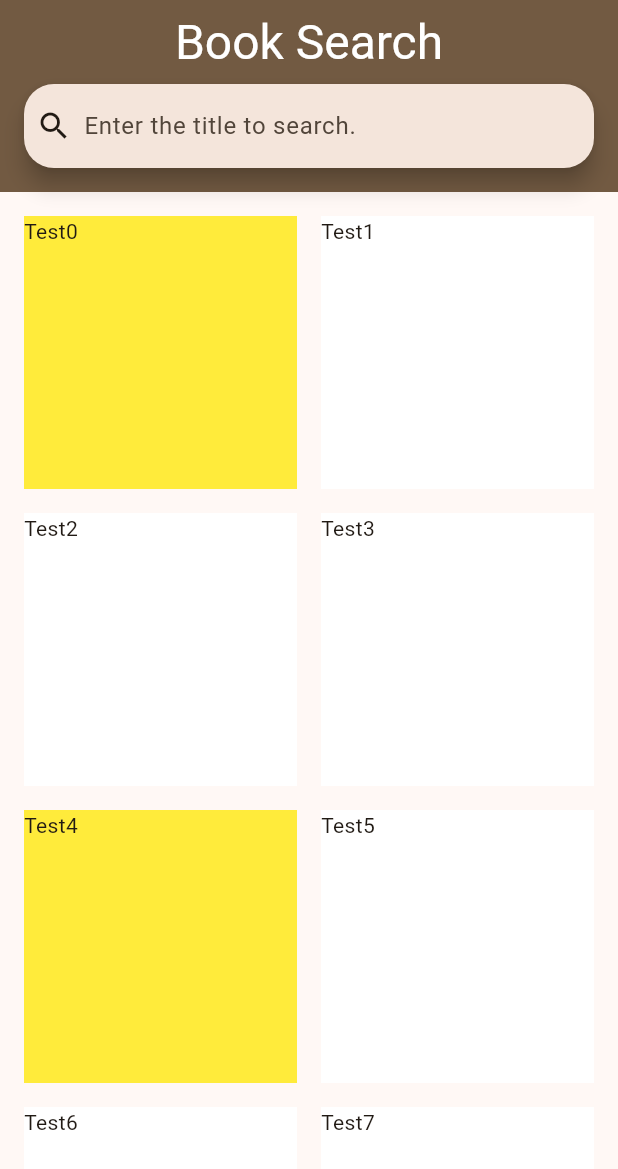
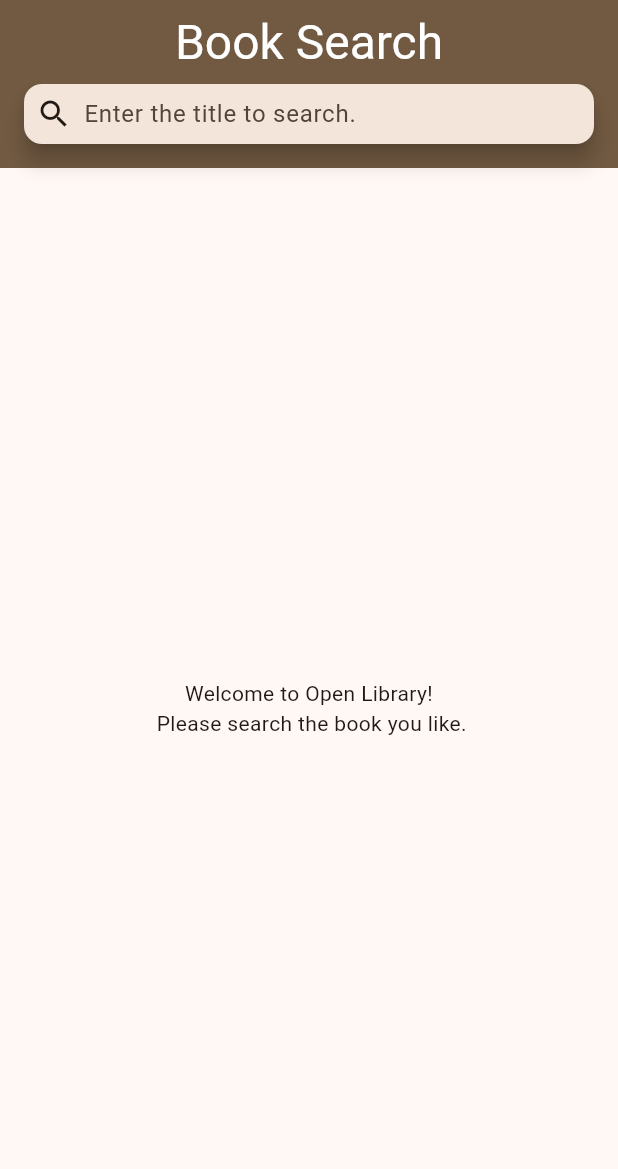
Before and after one commit to Jathinesh-K/flutter_app_assignment, a Flutter app: the screen it shows after launch, on a phone screen of 412 x 824 dp. Shown: the top 1169 px of the screen. Run offline on Flutter 3.47's test engine with Material 3 defaults, Android fonts, the phone set to English and light mode, and no system bars; our stand-ins replace freezed_annotation, go_router.

Commit message:
build UI for search screen

```diff
--- a/book_finder/lib/data/datasources/book_remote_data_source.dart
+++ b/book_finder/lib/data/datasources/book_remote_data_source.dart
@@ -12,14 +12,14 @@ abstract class BookRemoteDataSource {
 class BookRemoteDataSourceImpl implements BookRemoteDataSource {
   final http.Client _client;
 
-  BookRemoteDataSourceImpl(this._client);
+  BookRemoteDataSourceImpl({required http.Client client}) : _client = client;
 
   @override
   Future<List<BookPreview>> getBooks(String title, int page) async {
     final response = await _client.get(
       Uri.parse(
         '${AppConstants.openLibraryBaseUrl}/search.json',
-      ).replace(queryParameters: {'title': title, 'page': page.toString(),}),
+      ).replace(queryParameters: {'title': title, 'page': page.toString()}),
     );
 
     if (response.statusCode == 200) {
--- a/book_finder/lib/data/repositories/book_repository_impl.dart
+++ b/book_finder/lib/data/repositories/book_repository_impl.dart
@@ -32,5 +32,6 @@ extension _BookX on BookPreview {
     key: key,
     title: title,
     authorName: authorName.isNotEmpty ? authorName.first : '',
+    coverImageId: coverI?.toString() ?? '',
   );
 }
--- a/book_finder/lib/domain/models/book_search/book.dart
+++ b/book_finder/lib/domain/models/book_search/book.dart
@@ -9,8 +9,8 @@ abstract class Book with _$Book {
     required String key,
     required String title,
     required String authorName,
+    required String coverImageId,
   }) = _Book;
 
-  factory Book.fromJson(Map<String, dynamic> json) =>
-      _$BookFromJson(json);
+  factory Book.fromJson(Map<String, dynamic> json) => _$BookFromJson(json);
 }
--- a/book_finder/lib/domain/use_cases/get_books.dart
+++ b/book_finder/lib/domain/use_cases/get_books.dart
@@ -5,7 +5,8 @@ import '../../utils/result.dart';
 class GetBooksUseCase {
   final BookRepository _bookRepository;
 
-  GetBooksUseCase(this._bookRepository);
+  GetBooksUseCase({required BookRepository bookRepository})
+    : _bookRepository = bookRepository;
 
   Future<Result<List<Book>>> getBooks(String title, int page) {
     return _bookRepository.getBooks(title, page);
--- a/book_finder/lib/main.dart
+++ b/book_finder/lib/main.dart
@@ -1,10 +1,11 @@
 import 'package:flutter/material.dart';
+import 'package:provider/provider.dart';
 
+import 'config/dependencies.dart';
 import 'routing/routing.dart';
-import 'ui/book_search/view/book_search_screen.dart';
 
 void main() async {
-  runApp(const MainApp());
+  runApp(MultiProvider(providers: providers, child: const MainApp()));
 }
 
 class MainApp extends StatelessWidget {
--- a/book_finder/lib/routing/routing.dart
+++ b/book_finder/lib/routing/routing.dart
@@ -1,4 +1,5 @@
 import 'package:go_router/go_router.dart';
+import 'package:provider/provider.dart';
 
 import '../ui/book_details/view/book_details_screen.dart';
 import '../ui/book_search/view/book_search_screen.dart';
@@ -9,7 +10,9 @@ GoRouter get router => GoRouter(
   routes: [
     GoRoute(
       path: Routes.home,
-      builder: (context, state) => const BookSearchScreen(),
+      builder: (context, state) {
+        return BookSearchScreen(bookSearchViewModel: context.read());
+      },
       routes: [
         GoRoute(
           path: Routes.bookDetails,
--- a/book_finder/lib/ui/book_details/view/book_details_screen.dart
+++ b/book_finder/lib/ui/book_details/view/book_details_screen.dart
@@ -5,10 +5,6 @@ class BookDetailsScreen extends StatelessWidget {
 
   @override
   Widget build(BuildContext context) {
-    return Scaffold(
-      appBar: AppBar(
-        title: Text('Book Details'),
-      ),
-    );
+    return Scaffold(appBar: AppBar(title: Text('Book Details')));
   }
 }
--- /dev/null
+++ b/book_finder/lib/ui/book_search/view/book_search_bar.dart
@@ -0,0 +1,86 @@
+import 'package:flutter/material.dart';
+
+import '../../../utils/constants.dart';
+import '../view_model/book_search_view_model.dart';
+
+class BookSearchBar extends StatefulWidget implements PreferredSizeWidget {
+  final BookSearchViewModel viewModel;
+  const BookSearchBar({super.key, required this.viewModel});
+
+  @override
+  State<BookSearchBar> createState() => _BookSearchBarState();
+
+  @override
+  Size get preferredSize => Size.fromHeight(SizeConstants.s72);
+}
+
+class _BookSearchBarState extends State<BookSearchBar> {
+  late final TextEditingController _controller;
+  late FocusNode _focusNode;
+  bool _showClearIcon = false;
+
+  @override
+  void initState() {
+    super.initState();
+    _controller = TextEditingController();
+    _controller.addListener(() {
+      if (_controller.text.isNotEmpty && !_showClearIcon) {
+        setState(() {
+          _showClearIcon = true;
+        });
+      } else if (_controller.text.isEmpty && _showClearIcon) {
+        setState(() {
+          _showClearIcon = false;
+        });
+      }
+    });
+    _focusNode = FocusNode();
+  }
+
+  @override
+  void dispose() {
+    _controller.dispose();
+    _focusNode.dispose();
+    super.dispose();
+  }
+
+  @override
+  Widget build(BuildContext context) {
+    return Padding(
+      padding: const EdgeInsets.only(
+        left: SizeConstants.s16,
+        right: SizeConstants.s16,
+        bottom: SizeConstants.s16,
+      ),
+      child: SearchBar(
+        controller: _controller,
+        focusNode: _focusNode,
+        onSubmitted: (value) {
+          widget.viewModel.searchBooks(value);
+        },
+        onTapOutside: (_) {
+          if (_focusNode.hasFocus) {
+            _focusNode.unfocus();
+          }
+        },
+        leading: const Icon(Icons.search),
+        trailing: _showClearIcon
+            ? [
+                IconButton(
+                  icon: Icon(Icons.clear),
+                  onPressed: () {
+                    _controller.clear();
+                  },
+                ),
+              ]
+            : null,
+        hintText: AppConstants.searchBarHint,
+        shape: WidgetStateProperty.all(
+          RoundedRectangleBorder(
+            borderRadius: BorderRadius.circular(SizeConstants.s12),
+          ),
+        ),
+      ),
+    );
+  }
+}
--- a/book_finder/lib/ui/book_search/view/book_search_screen.dart
+++ b/book_finder/lib/ui/book_search/view/book_search_screen.dart
@@ -1,11 +1,14 @@
 import 'package:flutter/material.dart';
-import 'package:go_router/go_router.dart';
 
-import '../../../routing/routes.dart';
 import '../../../utils/constants.dart';
+import '../view_model/book_search_view_model.dart';
+import 'book_preview_card.dart';
+import 'book_search_bar.dart';
 
 class BookSearchScreen extends StatelessWidget {
-  const BookSearchScreen({super.key});
+  final BookSearchViewModel bookSearchViewModel;
+
+  const BookSearchScreen({super.key, required this.bookSearchViewModel});
 
   @override
   Widget build(BuildContext context) {
@@ -27,32 +30,21 @@ class BookSearchScreen extends StatelessWidget {
                     color: theme.colorScheme.onSecondary,
                   ),
                 ),
-                floating: true,
-                snap: true,
                 centerTitle: true,
-                bottom: BookSearchBar(),
+                scrolledUnderElevation: 0,
+                backgroundColor: theme.colorScheme.secondary,
+              ),
+              SliverAppBar(
+                pinned: true,
+                flexibleSpace: BookSearchBar(viewModel: bookSearchViewModel),
                 scrolledUnderElevation: 0,
                 backgroundColor: theme.colorScheme.secondary,
               ),
               DecoratedSliver(
                 decoration: BoxDecoration(color: theme.colorScheme.surface),
                 sliver: SliverPadding(
-                  padding: const EdgeInsets.all(SizeConstants.s16),
-                  sliver: SliverGrid.builder(
-                    gridDelegate: SliverGridDelegateWithFixedCrossAxisCount(
-                      crossAxisCount: 2,
-                      mainAxisSpacing: SizeConstants.s16,
-                      crossAxisSpacing: SizeConstants.s16,
-                    ),
-                    itemCount: 20,
-                    itemBuilder: (context, index) => GestureDetector(
-                      onTap: () => context.go('/book/1'),
-                      child: Container(
-                        color: index % 4 == 0 ? Colors.yellow : Colors.white,
-                        child: GridTile(child: Text('Test$index')),
-                      ),
-                    ),
-                  ),
+                  padding: const EdgeInsets.all(SizeConstants.s8),
+                  sliver: _BookSearchResults(viewModel: bookSearchViewModel),
                 ),
               ),
             ],
@@ -63,48 +55,39 @@ class BookSearchScreen extends StatelessWidget {
   }
 }
 
-class BookSearchBar extends StatefulWidget implements PreferredSizeWidget {
-  const BookSearchBar({super.key});
+class _BookSearchResults extends StatelessWidget {
+  final BookSearchViewModel viewModel;
 
-  @override
-  State<BookSearchBar> createState() => _BookSearchBarState();
-
-  @override
-  Size get preferredSize => Size.fromHeight(SizeConstants.s72);
-}
-
-class _BookSearchBarState extends State<BookSearchBar> {
-  late final TextEditingController _controller;
-  @override
-  void initState() {
-    super.initState();
-    _controller = TextEditingController();
-  }
-
-  @override
-  void dispose() {
-    _controller.dispose();
-    super.dispose();
-  }
+  const _BookSearchResults({required this.viewModel});
 
   @override
   Widget build(BuildContext context) {
-    return Padding(
-      padding: const EdgeInsets.only(
-        left: SizeConstants.s16,
-        right: SizeConstants.s16,
-        bottom: SizeConstants.s16,
-      ),
-      child: SearchBar(
-        controller: _controller,
-        leading: const Icon(Icons.search),
-        hintText: AppConstants.searchBarHint,
-        shape: WidgetStateProperty.all(
-          RoundedRectangleBorder(
-            borderRadius: BorderRadius.circular(SizeConstants.s20),
-          ),
-        ),
-      ),
+    return ListenableBuilder(
+      listenable: viewModel,
+      builder: (context, _) {
+        return viewModel.books.isNotEmpty
+            ? SliverGrid.builder(
+                gridDelegate: SliverGridDelegateWithFixedCrossAxisCount(
+                  crossAxisCount: 2,
+                  mainAxisSpacing: SizeConstants.s8,
+                  crossAxisSpacing: SizeConstants.s8,
+                  childAspectRatio: 3 / 5,
+                ),
+                itemCount: viewModel.books.length,
+                itemBuilder: (context, index) => BookPreviewCard(
+                  key: ValueKey(viewModel.books[index].key),
+                  book: viewModel.books[index],
+                ),
+              )
+            : SliverFillRemaining(
+                child: Center(
+                  child: Text(
+                    AppConstants.greeting,
+                    textAlign: TextAlign.center,
+                  ),
+                ),
+              );
+      },
     );
   }
 }
--- /dev/null
+++ b/book_finder/lib/ui/book_search/view_model/book_search_view_model.dart
@@ -0,0 +1,60 @@
+import 'package:flutter/material.dart';
+
+import '../../../domain/models/book_search/book.dart';
+import '../../../domain/use_cases/get_books.dart';
+import '../../../utils/result.dart';
+
+class BookSearchViewModel extends ChangeNotifier {
+  final GetBooksUseCase _getBooksUseCase;
+
+  BookSearchViewModel({required GetBooksUseCase getBooksUseCase})
+    : _getBooksUseCase = getBooksUseCase;
+
+  String _currentTitleQuery = '';
+  int _currentPage = 1;
+
+  final List<Book> _books = [];
+  List<Book> get books => List.unmodifiable(_books);
+
+  bool _isLoading = false;
+  bool get isLoading => _isLoading;
+
+  String? _errorMessage;
+  String? get errorMessage => _errorMessage;
+
+  Future<void> searchBooks(String? title) async {
+    /// Return when the title is same as the current query avoiding cache clean and
+    /// api call unnecessarily.
+    if (title == _currentTitleQuery) {
+      return;
+    }
+
+    if (title != null && title.isNotEmpty) {
+      _currentPage = 1;
+      _currentTitleQuery = title;
+
+      // Clear previous books for new search query.
+      _books.clear();
+    }
+
+    _isLoading = true;
+    notifyListeners();
+
+    final result = await _getBooksUseCase.getBooks(
+      _currentTitleQuery,
+      _currentPage,
+    );
+
+    switch (result) {
+      case Ok<List<Book>>():
+        _books.addAll(result.value);
+        _currentPage++;
+        _errorMessage = null;
+      case Error<List<Book>>():
+        _errorMessage = result.error.toString();
+    }
+
+    _isLoading = false;
+    notifyListeners();
+  }
+}
--- a/book_finder/lib/utils/constants.dart
+++ b/book_finder/lib/utils/constants.dart
@@ -1,10 +1,17 @@
 abstract class AppConstants {
   static const String openLibraryBaseUrl = 'https://openlibrary.org/';
+  static const String openlibraryCoverUrl =
+      'https://covers.openlibrary.org/b/id/';
   static const String searchBarHint = 'Enter the title to search.';
   static const String appTitle = 'Book Search';
+  static const String greeting =
+      'Welcome to Open Library! \n Please search the book you like.';
 }
 
 abstract class SizeConstants {
+  static const double s4 = 4.0;
+  static const double s8 = 8.0;
+  static const double s12 = 12.0;
   static const double s16 = 16.0;
   static const double s20 = 20.0;
   static const double s32 = 32.0;
--- a/book_finder/pubspec.yaml
+++ b/book_finder/pubspec.yaml
@@ -15,6 +15,7 @@ dependencies:
   go_router: ^16.2.1
   provider: ^6.1.5+1
   http: ^1.5.0
+  cached_network_image: ^3.4.1
 
 dev_dependencies:
   flutter_test:
```
Also changed, not shown: book_finder/lib/config/dependencies.dart (+16 -4 lines), book_finder/lib/ui/book_search/view/book_preview_card.dart (added, +55 -0 lines), book_finder/lib/data/datasources/book_local_data_source.dart (line endings or trailing spaces), book_finder/lib/data/models/book_search/book_search_model.dart (line endings or trailing spaces), book_finder/lib/domain/models/book_search/book.freezed.dart, book_finder/lib/domain/models/book_search/book.g.dart, book_finder/lib/domain/repositories/book_repository.dart (line endings or trailing spaces), book_finder/lib/routing/routes.dart (line endings or trailing spaces), book_finder/lib/utils/result.dart (line endings or trailing spaces).
